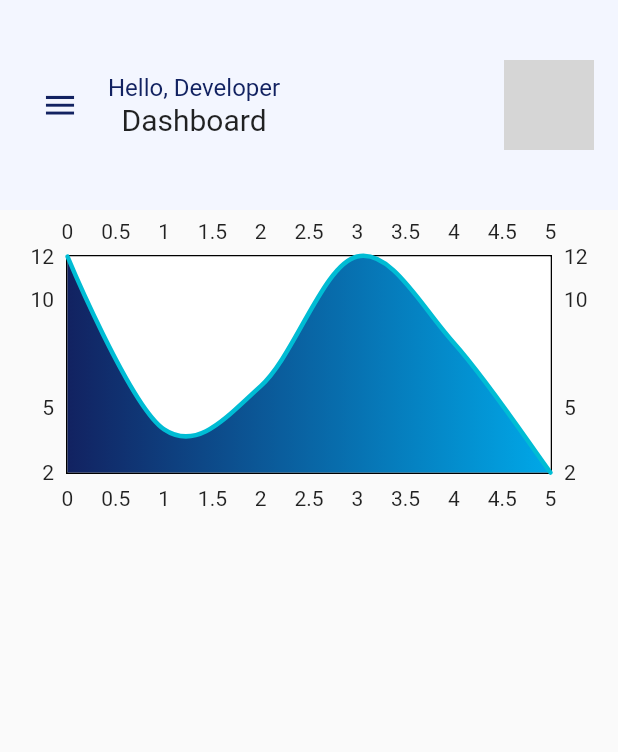
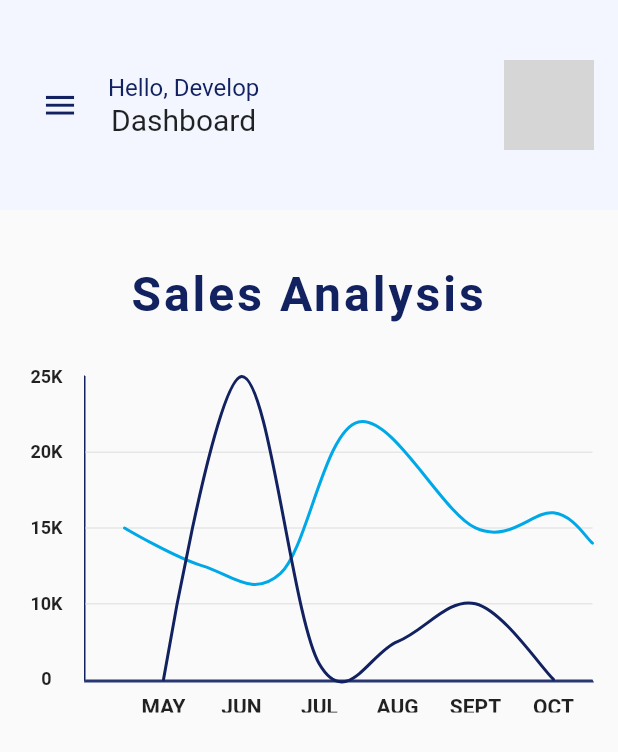
Before and after one commit to talha261/FYP-PureH2O, a Flutter app: the homepage screen opened directly, on a phone screen of 412 x 824 dp. Shown: the top 752 px of the screen. Run offline on Flutter 3.47's test engine with Material 2 defaults, Android fonts, the phone set to English and light mode, and no system bars; drawn by our look-alikes of fl_chart; our stand-ins replace pinput; network calls fail; Roboto replaces fonts that are missing (Poppins500, Poppins600); grey boxes are pictures that could not be loaded.

Commit message:
sales graph

```diff
--- a/lib/Screeens/Common/Profile.dart
+++ b/lib/Screeens/Common/Profile.dart
@@ -41,7 +41,7 @@ class _ProfileScreenState extends State<ProfileScreen> {
                     ),
                     Container(
                       margin: const EdgeInsets.only(left: 10),
-                      child: const Column(
+                      child: Column(
                         children: [
                           Text("Shop Name",
                               style: TextStyle(
--- a/lib/Screeens/Shop/DashBoard.dart
+++ b/lib/Screeens/Shop/DashBoard.dart
@@ -1,10 +1,10 @@
 import 'package:flutter/material.dart';
-import 'package:pureh20/Screeens/Common/Profile.dart';
 import 'package:pureh20/Utils/Colors.dart';
 import 'package:pureh20/Widgets/HeaderComponent.dart';
 import '../../Widgets/CustomButtom.dart';
 import '../Auth/login.dart';
-import 'inventorygraph.dart';
+import '../../Widgets/SalesGraph.dart';
+import '../Common/Profile.dart';
 
 class homepage extends StatefulWidget {
   const homepage({super.key});
@@ -28,7 +28,7 @@ class _homepageState extends State<homepage> {
                 children: [
                   HeaderComponent(
                     icon: Icons.apple,
-                    name: "Developer",
+                    name: "Develop",
                     onPress: () => Scaffold.of(context).openDrawer(),
                   )
                 ],
@@ -37,7 +37,7 @@ class _homepageState extends State<homepage> {
           ),
           Center(
             child: Container(
-              child: LineChartWidget(datas),
+              child: LineChartSample1(),
             ),
           ),
         ],
@@ -56,11 +56,7 @@ class _homepageState extends State<homepage> {
               child: Text(''),
             ),
             ListTile(
-              leading: const Icon(
-                Icons.account_circle,
-                color: AppColors.buttonColor,
-                size: 30,
-              ),
+              leading: const Icon(Icons.face, color: AppColors.buttonColor),
               title: const Text(
                 'Profile',
                 style: TextStyle(
@@ -69,7 +65,7 @@ class _homepageState extends State<homepage> {
                     color: AppColors.buttonColor),
               ),
               onTap: () {
-                Navigator.push(context,
+                Navigator.pushReplacement(context,
                     MaterialPageRoute(builder: (context) => ProfileScreen()));
               },
             ),
@@ -80,6 +76,38 @@ class _homepageState extends State<homepage> {
               ),
               title: const Text(
                 'Wallet',
+                style: TextStyle(
+                    fontSize: 16,
+                    fontFamily: "Poppins500",
+                    color: AppColors.buttonColor),
+              ),
+              onTap: () {
+                Navigator.pop(context);
+              },
+            ),
+            ListTile(
+              leading: const Icon(
+                Icons.notifications_sharp,
+                color: AppColors.buttonColor,
+              ),
+              title: const Text(
+                'Manage sales',
+                style: TextStyle(
+                    fontSize: 16,
+                    fontFamily: "Poppins500",
+                    color: AppColors.buttonColor),
+              ),
+              onTap: () {
+                Navigator.pop(context);
+              },
+            ),
+            ListTile(
+              leading: const Icon(
+                Icons.handshake,
+                color: AppColors.buttonColor,
+              ),
+              title: const Text(
+                'Manage Inventory',
                 style: TextStyle(
                     fontSize: 16,
                     fontFamily: "Poppins500",
--- a/lib/Screeens/Shop/inventorygraph.dart
+++ /dev/null
@@ -1,44 +0,0 @@
-import 'package:flutter/material.dart';
-import 'package:collection/collection.dart';
-import 'package:fl_chart/fl_chart.dart';
-import 'package:pureh20/Utils/Colors.dart';
-
-class LineChartWidget extends StatelessWidget {
-  final List<data> points;
-  const LineChartWidget(this.points, {super.key});
-
-  @override
-  Widget build(BuildContext context) {
-    return AspectRatio(
-      aspectRatio: 2,
-      child: LineChart(LineChartData(lineBarsData: [
-        (LineChartBarData(
-          spots: points.map((point) => FlSpot(point.x, point.y)).toList(),
-          isCurved: true,
-          aboveBarData: BarAreaData(show: true, color: Colors.white),
-          barWidth: 3,
-          isStrokeCapRound: true,
-          dotData: FlDotData(
-            show: false,
-          ),
-          belowBarData: BarAreaData(
-              show: true,
-              gradient: LinearGradient(
-                  colors: [AppColors.buttonColor, AppColors.primaryColor])),
-        ))
-      ])),
-    );
-  }
-}
-
-class data {
-  final double x;
-  final double y;
-  data({required this.x, required this.y});
-}
-
-List<data> get datas {
-  final Data = <double>[12, 4, 6, 12, 8, 2];
-  return Data.mapIndexed(
-      (index, element) => data(x: index.toDouble(), y: element)).toList();
-}
--- /dev/null
+++ b/lib/Widgets/SalesGraph.dart
@@ -0,0 +1,317 @@
+// import 'package:flutter/material.dart';
+// import 'package:collection/collection.dart';
+// import 'package:fl_chart/fl_chart.dart';
+// import 'package:pureh20/Utils/Colors.dart';
+
+// class LineChartWidget extends StatelessWidget {
+//   final List<data> points;
+//   const LineChartWidget(this.points, {super.key});
+
+//   @override
+//   Widget build(BuildContext context) {
+//     return AspectRatio(
+//       aspectRatio: 2,
+//       child: LineChart(LineChartData(lineBarsData: [
+//         (LineChartBarData(
+//           spots: points.map((point) => FlSpot(point.x, point.y)).toList(),
+//           isCurved: true,
+//           aboveBarData: BarAreaData(show: true, color: Colors.white),
+//           barWidth: 3,
+//           isStrokeCapRound: true,
+//           dotData: FlDotData(
+//             show: false,
+//           ),
+//           belowBarData: BarAreaData(
+//               show: true,
+//               gradient: LinearGradient(
+//                   colors: [AppColors.buttonColor, AppColors.primaryColor])),
+//         ))
+//       ])),
+//     );
+//   }
+// }
+
+// class data {
+//   final double x;
+//   final double y;
+//   data({required this.x, required this.y});
+// }
+
+// List<data> get datas {
+//   final Data = <double>[12, 4, 6, 12, 8, 2];
+//   return Data.mapIndexed(
+//       (index, element) => data(x: index.toDouble(), y: element)).toList();
+// }
+
+import '../Utils/Colors.dart';
+import 'package:fl_chart/fl_chart.dart';
+import 'package:flutter/material.dart';
+
+class salesgraph extends StatelessWidget {
+  const salesgraph({required bool this.isShowingMainData});
+
+  final bool isShowingMainData;
+
+  @override
+  Widget build(BuildContext context) {
+    return LineChart(
+      isShowingMainData ? Data1 : Data1,
+    );
+  }
+
+  LineChartData get Data1 => LineChartData(
+        lineTouchData: lineTouchData1,
+        gridData: gridData,
+        titlesData: titlesData1,
+        borderData: borderData,
+        lineBarsData: lineBarsData1,
+        minX: 0,
+        maxX: 13,
+        maxY: 4,
+        minY: 0,
+      );
+
+  LineTouchData get lineTouchData1 => LineTouchData(
+        handleBuiltInTouches: true,
+        touchTooltipData: LineTouchTooltipData(
+          tooltipBgColor: Colors.white.withOpacity(1),
+        ),
+      );
+
+  FlTitlesData get titlesData1 => FlTitlesData(
+        bottomTitles: AxisTitles(
+          sideTitles: bottomTitles,
+        ),
+        rightTitles: AxisTitles(
+          sideTitles: SideTitles(showTitles: false),
+        ),
+        topTitles: AxisTitles(
+          sideTitles: SideTitles(showTitles: false),
+        ),
+        leftTitles: AxisTitles(
+          sideTitles: leftTitles(),
+        ),
+      );
+
+  List<LineChartBarData> get lineBarsData1 => [
+        lineChartBarData1_1,
+        lineChartBarData1_2,
+      ];
+
+  FlTitlesData get titlesData2 => FlTitlesData(
+        bottomTitles: AxisTitles(
+          sideTitles: bottomTitles,
+        ),
+        rightTitles: AxisTitles(
+          sideTitles: SideTitles(showTitles: false),
+        ),
+        topTitles: AxisTitles(
+          sideTitles: SideTitles(showTitles: false),
+        ),
+        leftTitles: AxisTitles(
+          sideTitles: leftTitles(),
+        ),
+      );
+
+  List<LineChartBarData> get lineBarsData2 => [];
+
+  Widget leftTitleWidgets(double value, TitleMeta meta) {
+    const style = TextStyle(
+      fontWeight: FontWeight.bold,
+      fontSize: 12,
+    );
+    String text;
+    switch (value.toInt()) {
+      case 0:
+        text = '0';
+        break;
+      case 1:
+        text = '10K';
+        break;
+      case 2:
+        text = '15K';
+        break;
+      case 3:
+        text = '20K';
+        break;
+      case 4:
+        text = '25K';
+        break;
+      default:
+        return Container();
+    }
+
+    return Text(text, style: style, textAlign: TextAlign.center);
+  }
+
+  SideTitles leftTitles() => SideTitles(
+        getTitlesWidget: leftTitleWidgets,
+        showTitles: true,
+        interval: 1,
+        reservedSize: 50,
+      );
+
+  Widget bottomTitleWidgets(double value, TitleMeta meta) {
+    const style = TextStyle(
+      fontWeight: FontWeight.bold,
+      fontSize: 14,
+    );
+    Widget text;
+    switch (value.toInt()) {
+      case 2:
+        text = const Text('MAY', style: style);
+        break;
+      case 4:
+        text = const Text('JUN', style: style);
+        break;
+      case 6:
+        text = const Text('JUL', style: style);
+        break;
+      case 8:
+        text = const Text('AUG', style: style);
+        break;
+      case 10:
+        text = const Text('SEPT', style: style);
+        break;
+      case 12:
+        text = const Text('OCT', style: style);
+        break;
+      default:
+        text = const Text('');
+        break;
+    }
+
+    return SideTitleWidget(
+      axisSide: meta.axisSide,
+      space: 8,
+      child: text,
+    );
+  }
+
+  SideTitles get bottomTitles => SideTitles(
+        showTitles: true,
+        reservedSize: 20,
+        interval: 1,
+        getTitlesWidget: bottomTitleWidgets,
+      );
+
+  FlGridData get gridData => FlGridData(
+        show: true,
+        drawHorizontalLine: true,
+        drawVerticalLine: false,
+        getDrawingHorizontalLine: (value) {
+          return FlLine(
+            color: Color.fromARGB(255, 231, 230, 230),
+            strokeWidth: 1,
+          );
+        },
+        horizontalInterval: 1,
+      );
+
+  FlBorderData get borderData => FlBorderData(
+        show: true,
+        border: Border(
+          bottom: BorderSide(
+              color: AppColors.buttonColor.withOpacity(0.9), width: 2),
+          left: const BorderSide(color: AppColors.inputTextColor),
+          right: const BorderSide(color: Colors.transparent),
+          top: const BorderSide(color: Colors.transparent),
+        ),
+      );
+
+  LineChartBarData get lineChartBarData1_1 => LineChartBarData(
+        isCurved: true,
+        color: AppColors.primaryColor,
+        barWidth: 2,
+        isStrokeCapRound: true,
+        dotData: FlDotData(show: false),
+        belowBarData: BarAreaData(show: false),
+        spots: const [
+          FlSpot(1, 2),
+          FlSpot(3, 1.5),
+          FlSpot(5, 1.4),
+          FlSpot(7, 3.4),
+          FlSpot(10, 2),
+          FlSpot(12, 2.2),
+          FlSpot(13, 1.8),
+        ],
+      );
+
+  LineChartBarData get lineChartBarData1_2 => LineChartBarData(
+        isCurved: true,
+        color: AppColors.inputTextColor,
+        barWidth: 2,
+        isStrokeCapRound: true,
+        dotData: FlDotData(show: false),
+        belowBarData: BarAreaData(
+          show: false,
+          color: AppColors.headingTextColor.withOpacity(1),
+        ),
+        spots: const [
+          FlSpot(2, 0),
+          FlSpot(4, 4),
+          FlSpot(6, 0.2),
+          FlSpot(8, 0.5),
+          FlSpot(10, 1),
+          FlSpot(12, 0),
+        ],
+      );
+}
+
+class LineChartSample1 extends StatefulWidget {
+  const LineChartSample1({super.key});
+
+  @override
+  State<StatefulWidget> createState() => LineChartSample1State();
+}
+
+class LineChartSample1State extends State<LineChartSample1> {
+  late bool isShowingMainData;
+
+  @override
+  void initState() {
+    super.initState();
+    isShowingMainData = true;
+  }
+
+  @override
+  Widget build(BuildContext context) {
+    return AspectRatio(
+      aspectRatio: 1.23,
+      child: Stack(
+        children: <Widget>[
+          Column(
+            crossAxisAlignment: CrossAxisAlignment.stretch,
+            children: <Widget>[
+              const SizedBox(
+                height: 37,
+              ),
+              const Text(
+                'Sales Analysis',
+                style: TextStyle(
+                  color: AppColors.buttonColor,
+                  fontSize: 32,
+                  fontWeight: FontWeight.bold,
+                  letterSpacing: 2,
+                ),
+                textAlign: TextAlign.center,
+              ),
+              const SizedBox(
+                height: 35,
+              ),
+              Expanded(
+                child: Padding(
+                  padding: const EdgeInsets.only(right: 16, left: 6),
+                  child: salesgraph(isShowingMainData: isShowingMainData),
+                ),
+              ),
+              const SizedBox(
+                height: 0,
+              ),
+            ],
+          ),
+        ],
+      ),
+    );
+  }
+}
```
